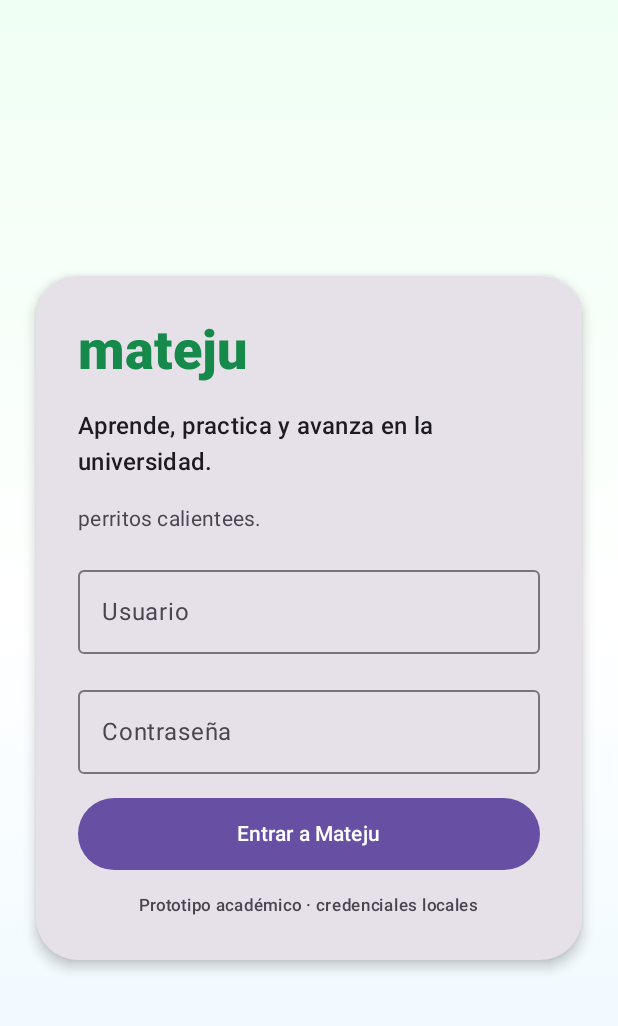
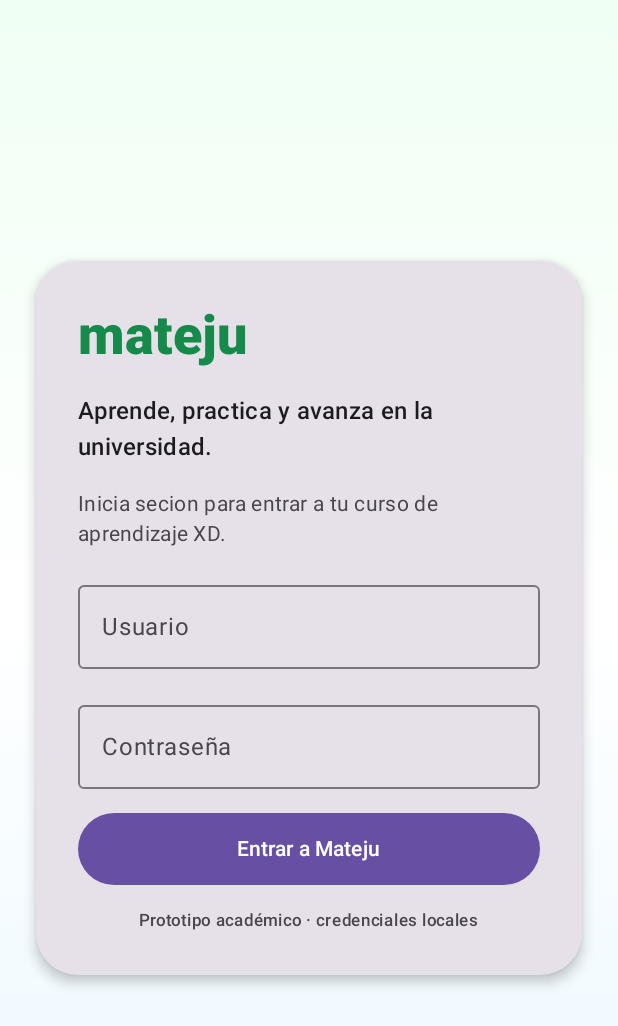
Before and after one commit to Alex75261/mateju-frontend, an Android app built with Jetpack Compose: the screen it shows after launch (MainActivity), on a phone screen of 412 x 824 dp. Shown: the top 1026 px of the screen. Run offline under Robolectric (Android 15) with nearby library versions, the phone set to English and light mode, and no system bars.

Commit message:
Actualizar mensaje de iniciO

```diff
--- a/composeApp/src/commonMain/kotlin/com/mateju/frontend/ui/LoginScreen.kt
+++ b/composeApp/src/commonMain/kotlin/com/mateju/frontend/ui/LoginScreen.kt
@@ -60,7 +60,7 @@ fun LoginScreen(
                     style = MaterialTheme.typography.titleMedium,
                 )
                 Text(
-                    text = "perritos calientees.",
+                    text = "Inicia secion para entrar a tu curso de aprendizaje XD.",
                     style = MaterialTheme.typography.bodyMedium,
                     color = MaterialTheme.colorScheme.onSurfaceVariant,
                 )
```
